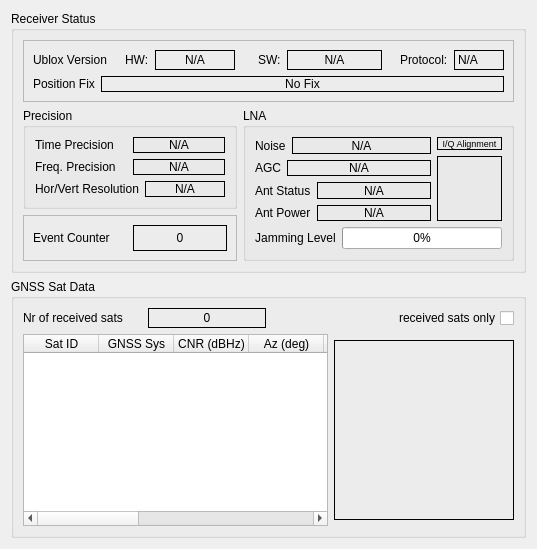
Above: muondetector-gui-1.0.2/src/main/gpssatsform.ui from liukai-tech/muondetector before the change. Below: the same form after it.
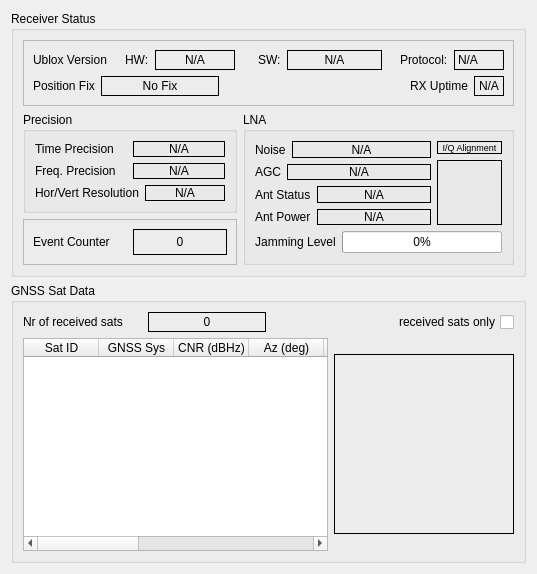
That is the form after the change.

Commit message: implemented readout and display of ublox uptime in client; colored fix status in label

```diff
--- a/muondetector-gui-1.0.2/src/main/gpssatsform.ui
+++ b/muondetector-gui-1.0.2/src/main/gpssatsform.ui
@@ -7,19 +7,19 @@
     <x>0</x>
     <y>0</y>
     <width>537</width>
-    <height>549</height>
+    <height>574</height>
    </rect>
   </property>
   <property name="windowTitle">
    <string>Form</string>
   </property>
-  <layout class="QGridLayout" name="gridLayout_6">
+  <layout class="QGridLayout" name="gridLayout_7">
    <item row="0" column="0">
     <widget class="QGroupBox" name="rxStatsGroupBox">
      <property name="title">
       <string>Receiver Status</string>
      </property>
-     <layout class="QGridLayout" name="gridLayout_7">
+     <layout class="QGridLayout" name="gridLayout_6">
       <item row="0" column="0" colspan="2">
        <widget class="QFrame" name="frame">
         <property name="frameShape">
@@ -170,6 +170,8 @@
           </layout>
          </item>
          <item row="1" column="0">
+          <layout class="QHBoxLayout" name="horizontalLayout_18">
+           <item>
           <layout class="QHBoxLayout" name="horizontalLayout_4">
            <item>
             <widget class="QLabel" name="label_4">
@@ -196,6 +198,51 @@
               <set>Qt::AlignCenter</set>
              </property>
             </widget>
+             </item>
+            </layout>
+           </item>
+           <item>
+            <spacer name="horizontalSpacer_4">
+             <property name="orientation">
+              <enum>Qt::Horizontal</enum>
+             </property>
+             <property name="sizeHint" stdset="0">
+              <size>
+               <width>40</width>
+               <height>20</height>
+              </size>
+             </property>
+            </spacer>
+           </item>
+           <item>
+            <layout class="QHBoxLayout" name="horizontalLayout_17">
+             <item>
+              <widget class="QLabel" name="label_17">
+               <property name="text">
+                <string>RX Uptime</string>
+               </property>
+              </widget>
+             </item>
+             <item>
+              <widget class="QLabel" name="ubxUptimeLabel">
+               <property name="minimumSize">
+                <size>
+                 <width>30</width>
+                 <height>0</height>
+                </size>
+               </property>
+               <property name="frameShape">
+                <enum>QFrame::Box</enum>
+               </property>
+               <property name="text">
+                <string>N/A</string>
+               </property>
+               <property name="alignment">
+                <set>Qt::AlignCenter</set>
+               </property>
+              </widget>
+             </item>
+            </layout>
            </item>
           </layout>
          </item>
```
Lines whose indentation alone changed are shown as unchanged. The commit also changes 5 other files.
